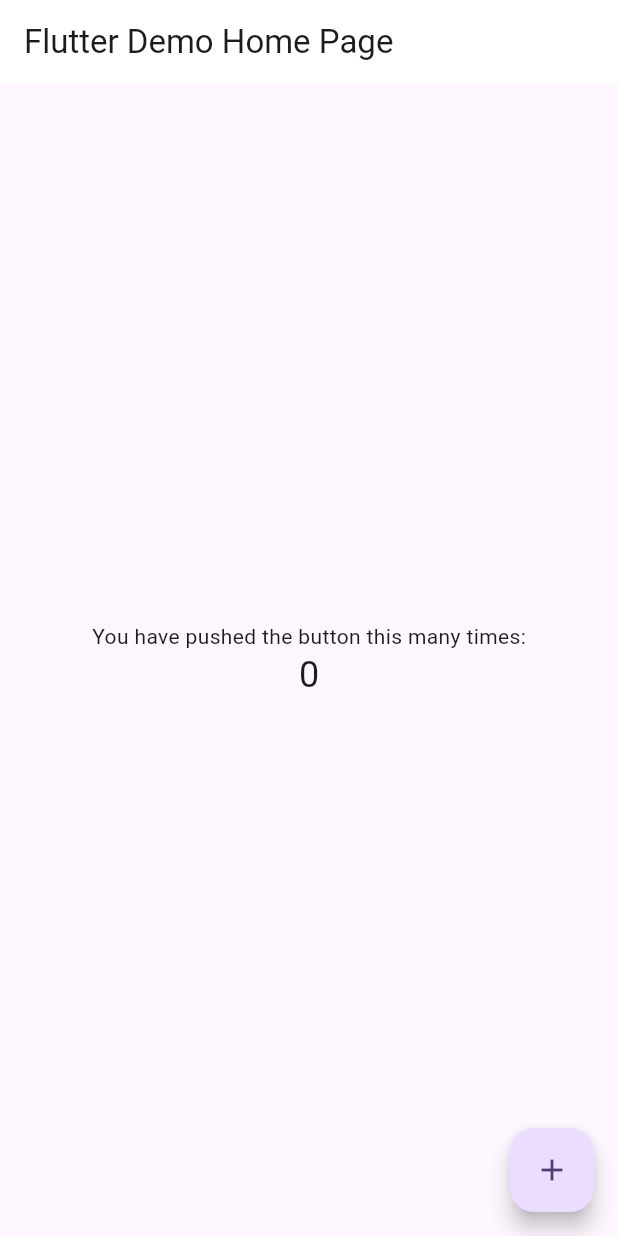
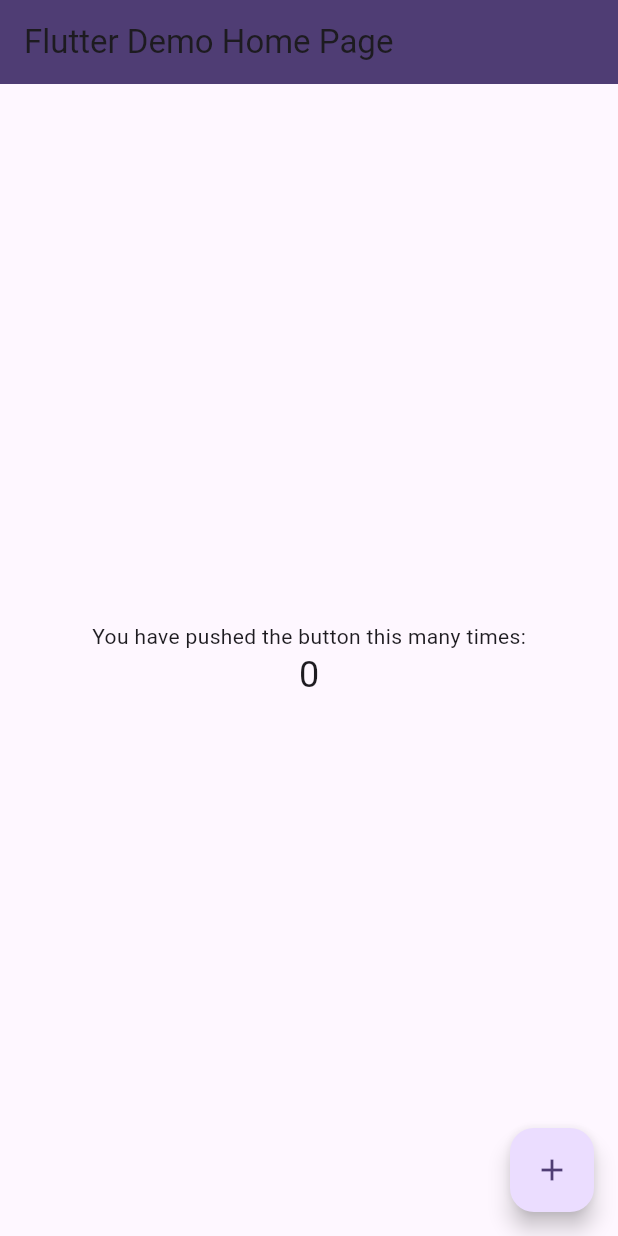
Before and after one commit to koko-maria/Todo, a Flutter app: the screen it shows after launch, on a phone screen of 412 x 824 dp. Run offline on Flutter 3.47's test engine with Material 2 defaults, Android fonts, the phone set to English and light mode, and no system bars.

Commit message:
changed Color

```diff
--- a/lib/main.dart
+++ b/lib/main.dart
@@ -82,7 +82,7 @@ class _MyHomePageState extends State<MyHomePage> {
         // TRY THIS: Try changing the color here to a specific color (to
         // Colors.amber, perhaps?) and trigger a hot reload to see the AppBar
         // change color while the other colors stay the same.
-        backgroundColor: Theme.of(context).colorScheme.onSecondary,
+        backgroundColor: Theme.of(context).colorScheme.onPrimaryContainer,
         // Here we take the value from the MyHomePage object that was created by
         // the App.build method, and use it to set our appbar title.
         title: Text(widget.title),
```
